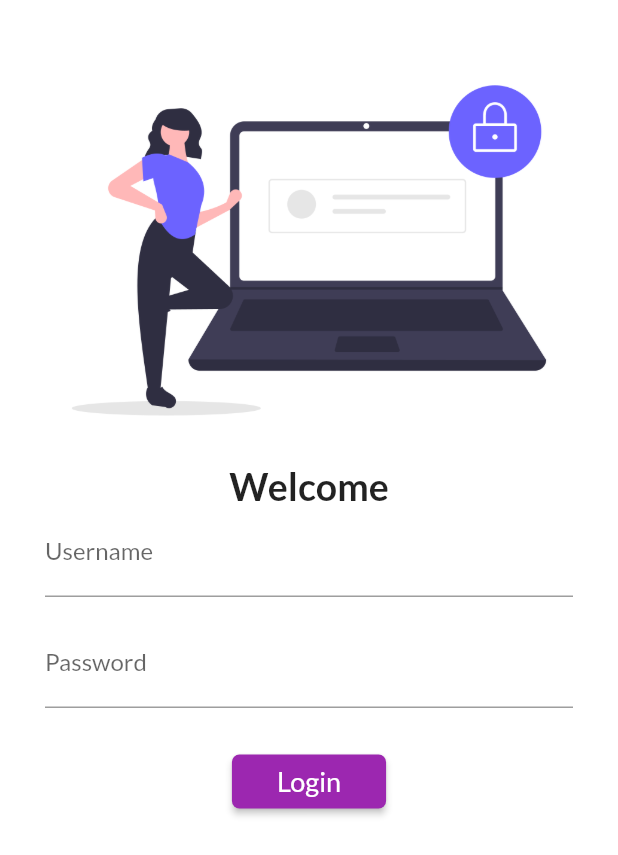
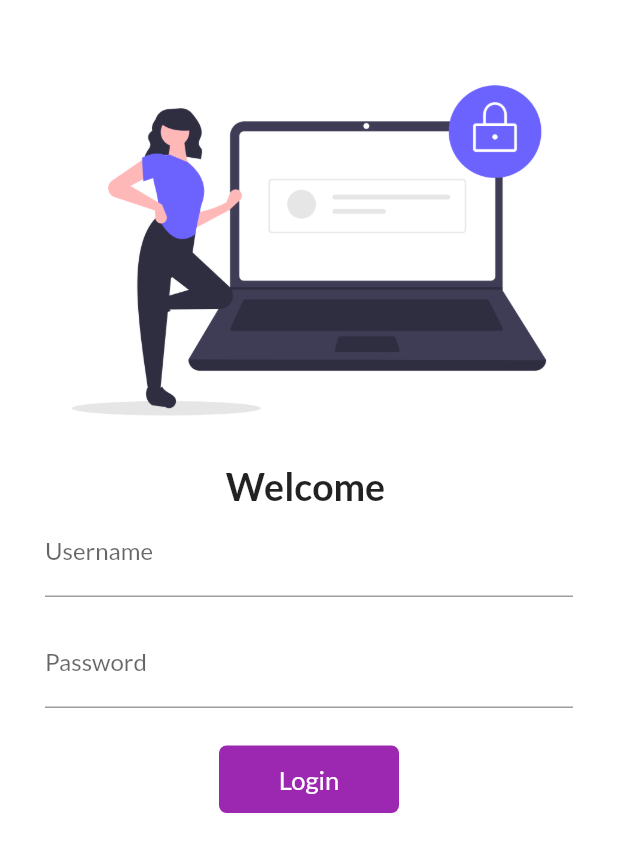
Before and after one commit to MominKhattar/fluttertraining, a Flutter app: the screen it shows after launch, on a phone screen of 412 x 824 dp. Shown: the top 855 px of the screen. Run offline on Flutter 3.47's test engine with Material 2 defaults, Android fonts, the phone set to English and light mode, and no system bars; our stand-ins replace google_fonts.

Commit message:
animatated button is added

```diff
--- a/lib/pages/login.dart
+++ b/lib/pages/login.dart
@@ -2,8 +2,17 @@ import 'package:flutter/material.dart';
 import 'package:fluttertraining/utils/routes.dart';
 
 
-class LoginPage extends StatelessWidget {
+class LoginPage extends StatefulWidget {
   const LoginPage({Key? key}) : super(key: key);
+
+  @override
+  _LoginPageState createState() => _LoginPageState();
+}
+
+class _LoginPageState extends State<LoginPage> {
+  String name = "";
+
+  bool changebutton = false;
 
   @override
   Widget build(BuildContext context) {
@@ -18,7 +27,7 @@ class LoginPage extends StatelessWidget {
               ),
               Image.asset('images/login.png',
               fit: BoxFit.fill,),
-              Text('Welcome',
+              Text('Welcome $name',
               style: TextStyle(
                 fontSize: 25,
                 fontWeight: FontWeight.bold,
@@ -35,6 +44,13 @@ class LoginPage extends StatelessWidget {
                         hintText: "Enter your Username",
                         labelText: "Username",
                       ),
+                      onChanged: (value)
+                      {
+                        name = value;
+                        setState(() {
+
+                        });
+                      },
                     ),
 
                     SizedBox(
@@ -53,7 +69,41 @@ class LoginPage extends StatelessWidget {
                     ),
 
 
-                    ElevatedButton(onPressed: ()
+                   InkWell(
+                     onTap: ()
+                     async {
+                       setState(() {
+                         changebutton = true;
+                       }
+                       );
+                       await Future.delayed(Duration(seconds :1));
+                      Navigator.pushNamed(context, MyRoutes.homeRoute);
+                     },
+
+
+                     child: AnimatedContainer(
+                       duration: Duration(seconds: 1),
+                       alignment: Alignment.center,
+                       height: 45,
+                       width: changebutton? 45 :120,
+                       child: changebutton? Icon(Icons.done, color: Colors.white,): Text('Login',
+                         style: TextStyle(
+                           color: Colors.white,
+                           fontSize: 17,
+                         ),),
+
+                       decoration: BoxDecoration(
+                        // shape: changebutton? BoxShape.circle : BoxShape.rectangle,
+                         color: Colors.purple,
+                         borderRadius: BorderRadius.circular(changebutton? 45 : 5)
+
+                       ),
+
+                     ),
+                   )
+
+
+                   /* ElevatedButton(onPressed: ()
                     {
                       Navigator.pushNamed(context, MyRoutes.homeRoute);
 
@@ -68,7 +118,7 @@ class LoginPage extends StatelessWidget {
                      padding: EdgeInsets.symmetric(horizontal: 30, vertical: 5),
                       ),
 
-                      ),
+                      ),*/
 
 
 
```
